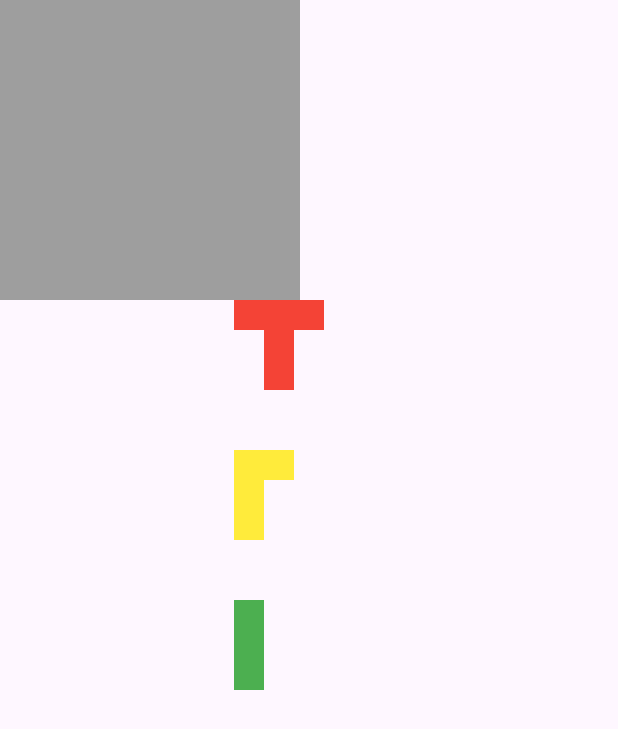
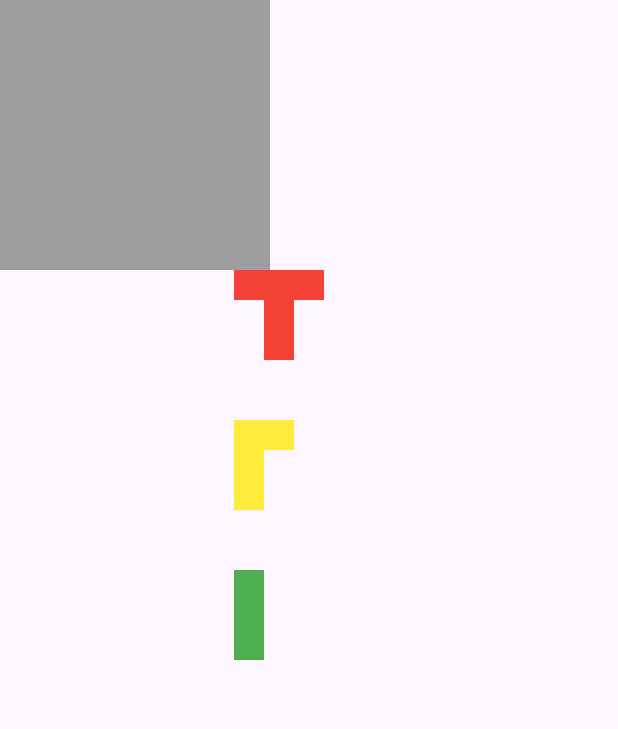
Before and after one commit to Toffuh/puzzlepause, a Flutter app: the Game screen opened by its route, on a phone screen of 412 x 824 dp. Shown: the top 729 px of the screen. Run offline on Flutter 3.47's test engine with Material 3 defaults, Android fonts, the phone set to English and light mode, and no system bars.

Commit message:
improve README.md

```diff
--- a/lib/pages/game.dart
+++ b/lib/pages/game.dart
@@ -26,7 +26,7 @@ class _GameState extends State<Game> {
 
   @override
   void initState() {
-    grid = Grid(10, 10);
+    grid = Grid(9, 9);
 
     openPieces = [
       Piece.pieceT(Colors.red),
```
Also changed, not shown: 1 other file.
